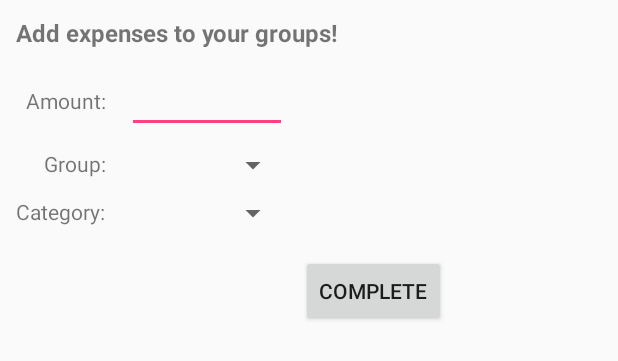
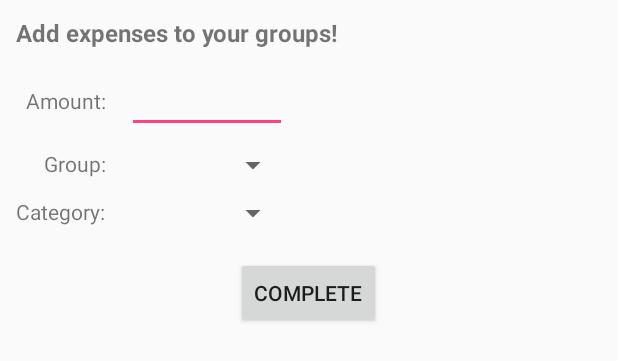
Before and after one commit to leocristini/condividiFacile, an Android app: the layout activity_add_expense.xml on its own in the app's theme, with its tools: preview values and no code run, on a phone screen of 412 x 824 dp. Shown: the top 361 px of the screen. Run offline under Robolectric (Android 15) with nearby library versions, the phone set to English and light mode, and no system bars.

```diff
--- a/app/src/main/java/io/condividifacile/LoginActivity.java
+++ b/app/src/main/java/io/condividifacile/LoginActivity.java
@@ -73,7 +73,7 @@ public class LoginActivity extends AppCompatActivity implements LoaderCallbacks<
     private FirebaseAuth mAuth;
 
 
-    private final String requestIdToken = "330534537163-nva8rsq48pl40oadh90cjmqhhe6vetqs.apps.googleusercontent.com";
+    //private final String requestIdToken = "330534537163-nva8rsq48pl40oadh90cjmqhhe6vetqs.apps.googleusercontent.com";
 
     private UserLoginTask mAuthTask = null;
 
--- a/app/src/main/res/layout/activity_add_expense.xml
+++ b/app/src/main/res/layout/activity_add_expense.xml
@@ -1,13 +1,21 @@
 <?xml version="1.0" encoding="utf-8"?>
-<GridLayout xmlns:android="http://schemas.android.com/apk/res/android"
+<LinearLayout xmlns:android="http://schemas.android.com/apk/res/android"
     xmlns:app="http://schemas.android.com/apk/res-auto"
     xmlns:tools="http://schemas.android.com/tools"
     android:layout_width="match_parent"
     android:layout_height="match_parent"
+    android:layout_alignParentBottom="false"
+    android:orientation="vertical"
+    app:layout_anchorGravity="bottom">
+
+    <GridLayout xmlns:android="http://schemas.android.com/apk/res/android"
+        xmlns:tools="http://schemas.android.com/tools"
+        android:layout_width="match_parent"
+        android:layout_height="wrap_content"
         android:layout_margin="5dp"
         android:columnCount="5"
+        android:orientation="vertical"
         android:rowCount="8"
-    android:orientation="vertical"
         android:useDefaultMargins="true"
         tools:context=".AddExpenseActivity">
 
@@ -15,19 +23,19 @@
             android:layout_width="wrap_content"
             android:layout_height="wrap_content"
             android:layout_column="1"
+            android:layout_columnSpan="3"
             android:layout_margin="5dp"
-        android:layout_columnSpan="4"
             android:text="Add expenses to your groups!"
-        android:textStyle="bold"
-        android:textSize="16dp"/>
+            android:textSize="16dp"
+            android:textStyle="bold" />
 
         <TextView
             android:layout_width="wrap_content"
             android:layout_height="wrap_content"
             android:layout_column="1"
+            android:layout_gravity="right"
             android:layout_margin="5dp"
             android:layout_row="1"
-        android:layout_gravity="right"
             android:text="Amount: " />
 
         <EditText
@@ -41,53 +49,56 @@
             android:layout_width="wrap_content"
             android:layout_height="wrap_content"
             android:layout_column="1"
+            android:layout_gravity="right"
             android:layout_margin="5dp"
             android:layout_row="2"
-        android:layout_gravity="right"
             android:text="Group: " />
 
         <Spinner
             android:id="@+id/groupSpinner"
             android:layout_width="wrap_content"
             android:layout_height="wrap_content"
+            android:layout_column="2"
             android:layout_gravity="right"
-        android:layout_column="2"
-        android:layout_row="2"/>
+            android:layout_row="2" />
 
         <TextView
             android:layout_width="wrap_content"
             android:layout_height="wrap_content"
             android:layout_column="1"
+            android:layout_gravity="right"
             android:layout_margin="5dp"
             android:layout_row="3"
-        android:layout_gravity="right"
             android:text="Category: " />
 
         <Spinner
             android:id="@+id/categorySpinner"
             android:layout_width="wrap_content"
             android:layout_height="wrap_content"
+            android:layout_column="2"
             android:layout_gravity="right"
-        android:layout_column="2"
-        android:layout_row="3"/>
+            android:layout_row="3" />
 
         <LinearLayout
             android:id="@+id/boxes_layout"
+            android:layout_width="match_parent"
+            android:layout_height="wrap_content"
             android:layout_column="1"
             android:layout_columnSpan="4"
             android:layout_row="4"
             android:layout_rowSpan="3"
-        android:layout_width="match_parent"
             android:orientation="vertical">
+
 
         </LinearLayout>
 
+
+    </GridLayout>
+
     <Button
         android:id="@+id/completeExp"
+        android:layout_width="wrap_content"
         android:layout_height="wrap_content"
-        android:layout_width="wrap_content"
-        android:layout_column="3"
-        android:layout_row="7"
-        android:text="Complete"/>
-
-</GridLayout>
+        android:layout_gravity="bottom|center"
+        android:text="Complete" />
+</LinearLayout>
```
Also changed, not shown: app/src/main/java/io/condividifacile/AddExpenseActivity.java (+31 -8 lines). Lines whose indentation alone changed are shown as unchanged.
